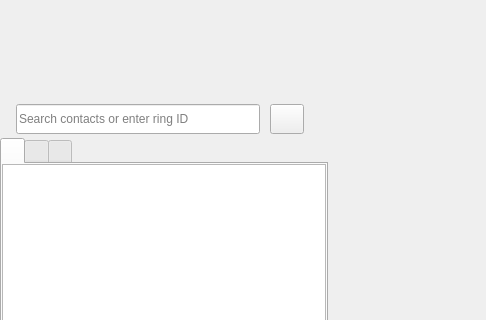
This is callwidget.ui in savoirfairelinux/jami-client-windows as Qt 5 draws it before an edit; both pictures show x 0 to 486 and y 0 to 320 of the 1046 by 724 pixel window. The edited form follows.
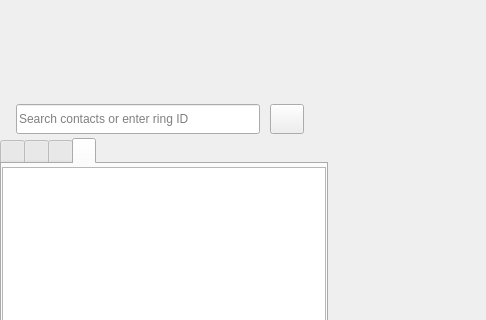
This is the edited form. The open tabs and pages were chosen to show the change. Icons and pictures are not drawn. Custom widgets are drawn as their Qt base class.

Commit message:
add contact tab to callwidget in main window
add the contact tab containing a treeview grouping and sorting
the contacts alphabetically

What changed in the file:
```diff
--- a/callwidget.ui
+++ b/callwidget.ui
@@ -283,7 +283,7 @@
              <property name="bottomMargin">
               <number>0</number>
              </property>
-             <item>
+             <item alignment="Qt::AlignHCenter">
               <widget class="QTabWidget" name="mainTabMenu">
                <property name="sizePolicy">
                 <sizepolicy hsizetype="MinimumExpanding" vsizetype="MinimumExpanding">
@@ -312,6 +312,9 @@
                  <height>24</height>
                 </size>
                </property>
+               <property name="usesScrollButtons">
+                <bool>true</bool>
+               </property>
                <widget class="QWidget" name="mainTabMenuPage1">
                 <attribute name="icon">
                  <iconset resource="ressources.qrc">
@@ -331,7 +334,7 @@
                   <number>0</number>
                  </property>
                  <property name="topMargin">
-                  <number>0</number>
+                  <number>3</number>
                  </property>
                  <property name="rightMargin">
                   <number>0</number>
@@ -447,6 +450,42 @@
                  </item>
                 </layout>
                </widget>
+               <widget class="QWidget" name="mainTabMenuPage4">
+                <attribute name="icon">
+                 <iconset resource="ressources.qrc">
+                  <normaloff>:/images/icons/ic_contacts_black_24dp_2x.png</normaloff>:/images/icons/ic_contacts_black_24dp_2x.png</iconset>
+                </attribute>
+                <attribute name="title">
+                 <string/>
+                </attribute>
+                <attribute name="toolTip">
+                 <string>Contacts</string>
+                </attribute>
+                <layout class="QVBoxLayout" name="verticalLayout_16">
+                 <property name="spacing">
+                  <number>0</number>
+                 </property>
+                 <property name="leftMargin">
+                  <number>0</number>
+                 </property>
+                 <property name="topMargin">
+                  <number>3</number>
+                 </property>
+                 <property name="rightMargin">
+                  <number>0</number>
+                 </property>
+                 <property name="bottomMargin">
+                  <number>0</number>
+                 </property>
+                 <item>
+                  <widget class="QTreeView" name="contactTreeView">
+                   <attribute name="headerVisible">
+                    <bool>false</bool>
+                   </attribute>
+                  </widget>
+                 </item>
+                </layout>
+               </widget>
               </widget>
              </item>
             </layout>
```
Left out of the diff: 4 changed lines with no effect on the pictures. The commit also changes 6 other files.
